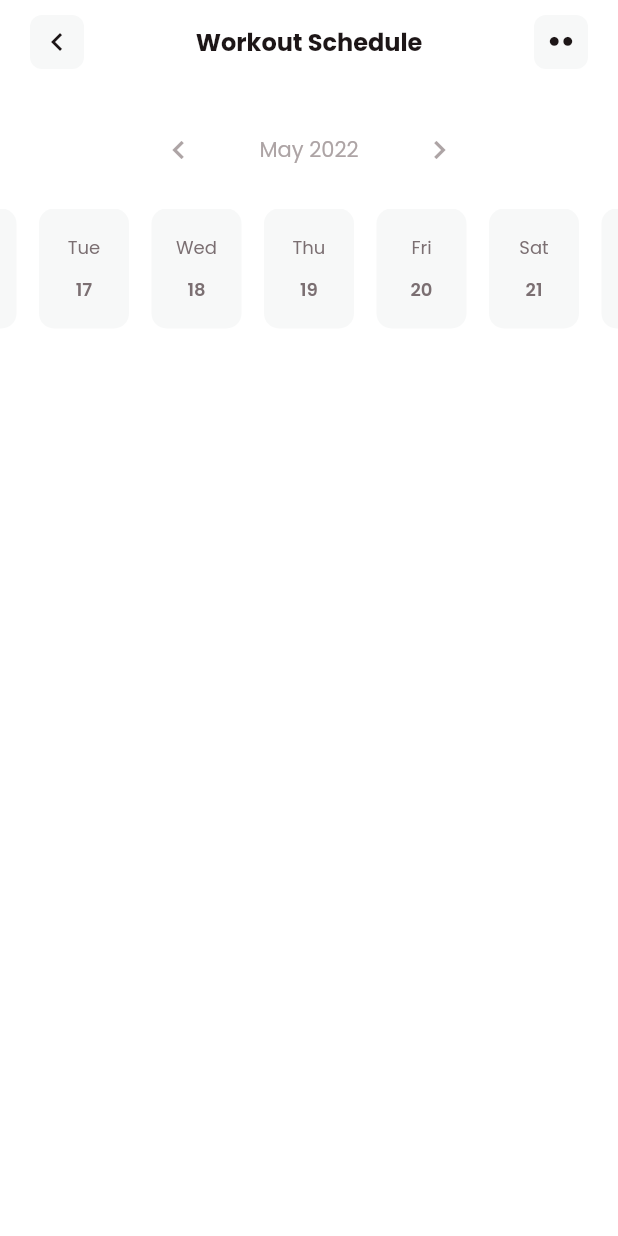
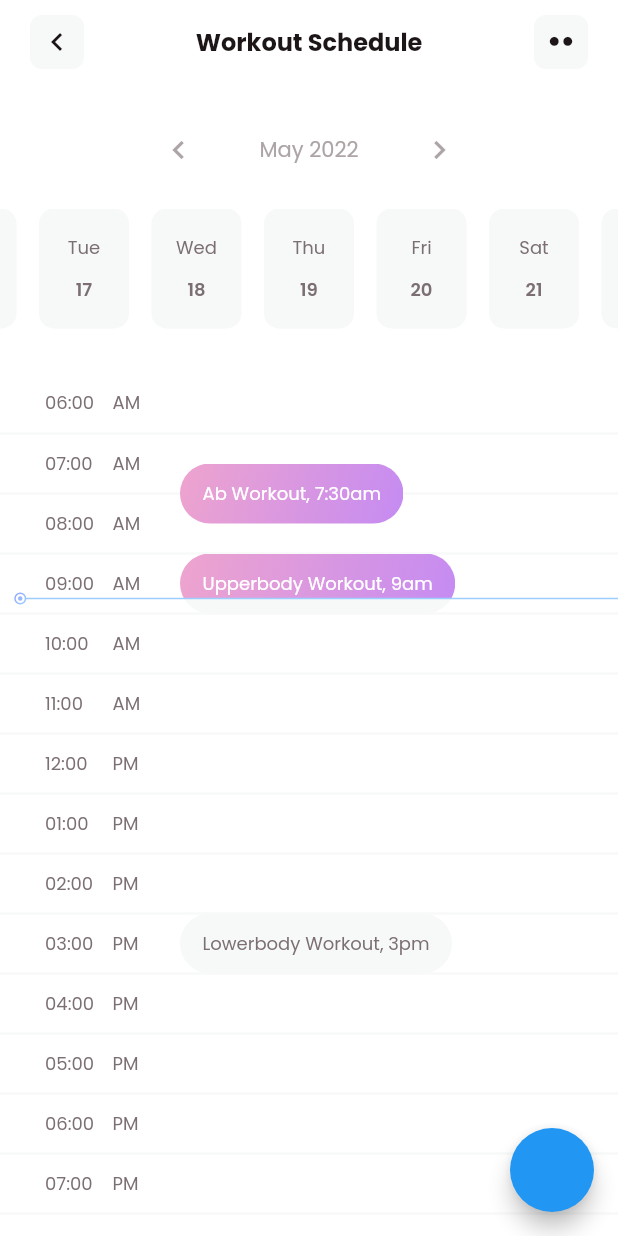
Before and after one commit to AyurM/FitnestX-Demo, a Flutter app: the WorkoutScheduleScreen screen opened directly, after a tap on the "chevron left" icon, on a phone screen of 412 x 824 dp. Run offline on Flutter 3.47's test engine with Material 2 defaults, Android fonts, the phone set to English and light mode, and no system bars; our stand-ins replace flutter_bloc, get_it, google_fonts.

Commit message:
Added WorkoutScheduleList widget

```diff
--- /dev/null
+++ b/lib/data/model/schedule_item_content.dart
@@ -0,0 +1,9 @@
+class ScheduleItemContent {
+  final String title;
+  final DateTime date;
+
+  const ScheduleItemContent({
+    required this.title,
+    required this.date,
+  });
+}
--- a/lib/res/views/simple_app_scaffold.dart
+++ b/lib/res/views/simple_app_scaffold.dart
@@ -4,6 +4,7 @@ import 'package:flutter/material.dart';
 class SimpleAppScaffold extends StatelessWidget {
   final String title;
   final Widget body;
+  final Widget? floatingActionButton;
   final IconData? leadingIcon;
   final void Function()? onBackPressed;
   final void Function()? onMorePressed;
@@ -13,6 +14,7 @@ class SimpleAppScaffold extends StatelessWidget {
       required this.title,
       required this.body,
       this.leadingIcon,
+      this.floatingActionButton,
       this.onBackPressed,
       this.onMorePressed})
       : super(key: key);
@@ -27,6 +29,7 @@ class SimpleAppScaffold extends StatelessWidget {
           onBackPressed: onBackPressed,
           onMorePressed: onMorePressed),
       body: body,
+      floatingActionButton: floatingActionButton,
     );
   }
 }
--- /dev/null
+++ b/lib/res/views/workout_schedule/workout_schedule_item.dart
@@ -0,0 +1,101 @@
+import 'package:fitnest_x/data/model/schedule_item_content.dart';
+import 'package:fitnest_x/res/colors/app_colors.dart';
+import 'package:flutter/material.dart';
+import 'package:intl/intl.dart';
+
+const _kPadding = EdgeInsets.symmetric(horizontal: 15);
+
+class WorkoutScheduleItem extends StatelessWidget {
+  static const height = 40.0;
+  static final DateFormat _timeFormat = DateFormat('h:mma');
+
+  final double completion;
+  final ScheduleItemContent data;
+
+  const WorkoutScheduleItem(
+      {Key? key, required this.data, required this.completion})
+      : super(key: key);
+
+  @override
+  Widget build(BuildContext context) {
+    final adjustedCompletionPercent = completion.clamp(0.0, 1.0);
+    final formattedTime =
+        _timeFormat.format(data.date).toLowerCase().replaceFirst(':00', '');
+    final text = '${data.title}, $formattedTime';
+
+    return SizedBox(
+      height: height,
+      width: double.maxFinite,
+      child: Stack(
+        children: [
+          _WorkoutChip.top(heightFactor: adjustedCompletionPercent, text: text),
+          _WorkoutChip.bottom(
+              heightFactor: 1 - adjustedCompletionPercent, text: text),
+        ],
+      ),
+    );
+  }
+}
+
+class _WorkoutChip extends StatelessWidget {
+  final String text;
+  final double heightFactor;
+
+  final Color? backgroundColor;
+  final Gradient? gradient;
+  final AlignmentGeometry alignment;
+  final Color textColor;
+  final double? top;
+  final double? bottom;
+
+  const _WorkoutChip.top(
+      {Key? key, required this.text, required this.heightFactor})
+      : backgroundColor = null,
+        gradient = AppColors.purpleGradient,
+        alignment = Alignment.topCenter,
+        textColor = AppColors.white,
+        top = 0,
+        bottom = null,
+        super(key: key);
+
+  const _WorkoutChip.bottom(
+      {Key? key, required this.text, required this.heightFactor})
+      : backgroundColor = AppColors.borderColor,
+        gradient = null,
+        alignment = Alignment.bottomCenter,
+        textColor = AppColors.gray1,
+        top = null,
+        bottom = 0,
+        super(key: key);
+
+  @override
+  Widget build(BuildContext context) {
+    return Positioned(
+      bottom: bottom,
+      top: top,
+      child: IntrinsicWidth(
+        child: ClipRect(
+          child: Align(
+            alignment: alignment,
+            heightFactor: heightFactor,
+            child: Container(
+              alignment: Alignment.center,
+              padding: _kPadding,
+              height: WorkoutScheduleItem.height,
+              decoration: BoxDecoration(
+                  borderRadius:
+                      BorderRadius.circular(WorkoutScheduleItem.height / 2),
+                  color: backgroundColor,
+                  gradient: gradient),
+              child: Text(text,
+                  style: Theme.of(context)
+                      .textTheme
+                      .subtitle1
+                      ?.copyWith(color: textColor)),
+            ),
+          ),
+        ),
+      ),
+    );
+  }
+}
--- /dev/null
+++ b/lib/res/views/workout_schedule/workout_schedule_list.dart
@@ -0,0 +1,156 @@
+import 'package:fitnest_x/data/model/schedule_item_content.dart';
+import 'package:fitnest_x/res/colors/app_colors.dart';
+import 'package:fitnest_x/res/theme/constants.dart';
+import 'package:fitnest_x/res/views/workout_schedule/workout_schedule_item.dart';
+import 'package:fitnest_x/res/views/workout_schedule/workout_schedule_time_line.dart';
+import 'package:fitnest_x/utils/data_mock_utils.dart';
+import 'package:fitnest_x/utils/time_of_day_utils.dart';
+import 'package:flutter/material.dart';
+
+const _kHourHeight = 40.0;
+const _kHourItemPadding = EdgeInsets.only(left: 30);
+const _kBorderWidth = 0.8;
+const _kTimeTextWidth = 42.0;
+const _kScheduleItemLeftPosition = 120.0;
+const _kStartTime = TimeOfDay(hour: 6, minute: 0);
+const _kEndTime = TimeOfDay(hour: 20, minute: 0);
+
+class WorkoutScheduleList extends StatefulWidget {
+  final DateTime date;
+
+  const WorkoutScheduleList({Key? key, required this.date}) : super(key: key);
+
+  @override
+  State<WorkoutScheduleList> createState() => _WorkoutScheduleListState();
+}
+
+class _WorkoutScheduleListState extends State<WorkoutScheduleList> {
+  @override
+  Widget build(BuildContext context) {
+    final timeLinePosition = _calcTimePosition(DateTime(2022, 6, 19, 9, 45));
+    final items = DataMockUtils.getMockScheduleItems();
+
+    return Stack(
+      children: [
+        _buildTimeGrid(),
+        ..._buildScheduleItems(items, timeLinePosition),
+        if (timeLinePosition != null)
+          Positioned(
+              top: timeLinePosition - WorkoutScheduleTimeLine.dotRadius,
+              left: 0,
+              right: 0,
+              child: const WorkoutScheduleTimeLine()),
+      ],
+    );
+  }
+
+  Widget _buildTimeGrid() => Column(
+        children: [
+          for (int i = 0; i <= _kEndTime.hour - _kStartTime.hour; i++)
+            _HourItem(
+              time: TimeOfDay(hour: _kStartTime.hour + i, minute: 0),
+            )
+        ],
+      );
+
+  List<Widget> _buildScheduleItems(
+      List<ScheduleItemContent> items, double? timelinePosition) {
+    final result = <Widget>[];
+
+    for (int i = 0; i < items.length; i++) {
+      final topPosition = _calcTimePosition(items[i].date);
+      if (topPosition != null) {
+        result.add(Positioned(
+            top: topPosition,
+            left: _kScheduleItemLeftPosition,
+            child: WorkoutScheduleItem(
+                data: items[i],
+                completion: _calcScheduleItemCompletionPercent(
+                    topPosition, timelinePosition))));
+      }
+    }
+
+    return result;
+  }
+
+  double _calcScheduleItemCompletionPercent(
+      double itemPosition, double? timelinePosition) {
+    if (timelinePosition == null) {
+      return 0.0;
+    }
+
+    if (timelinePosition > itemPosition + WorkoutScheduleItem.height) {
+      return 1.0;
+    }
+
+    return (timelinePosition - itemPosition) / WorkoutScheduleItem.height;
+  }
+
+  double? _calcTimePosition(DateTime dateTime) {
+    final now = TimeOfDay.fromDateTime(dateTime);
+    if (now < _kStartTime || now > _kEndTime) {
+      return null;
+    }
+
+    final totalListHeight =
+        (_kEndTime.hour - _kStartTime.hour + 1) * _kHourHeight;
+
+    final totalDuration =
+        Duration(hours: _kEndTime.hour - _kStartTime.hour + 1);
+    final elapsedDuration = Duration(
+        hours: now.hour - _kStartTime.hour,
+        minutes: now.minute - _kStartTime.minute);
+    return (elapsedDuration.inSeconds / totalDuration.inSeconds) *
+        totalListHeight;
+  }
+}
+
+class _HourItem extends StatelessWidget {
+  final TimeOfDay time;
+  const _HourItem({Key? key, required this.time}) : super(key: key);
+
+  @override
+  Widget build(BuildContext context) {
+    final textStyle = Theme.of(context).textTheme.subtitle1;
+
+    return Container(
+      height: _kHourHeight,
+      width: double.infinity,
+      alignment: Alignment.centerLeft,
+      decoration: BoxDecoration(
+          border: Border(
+              top: time == _kStartTime
+                  ? BorderSide.none
+                  : const _HourBorderSide(),
+              bottom: time == _kEndTime
+                  ? BorderSide.none
+                  : const _HourBorderSide())),
+      child: Padding(
+        padding: _kHourItemPadding,
+        child: Row(
+          children: [
+            SizedBox(
+              width: _kTimeTextWidth,
+              child: Text(_getFormattedTime(), style: textStyle),
+            ),
+            AppWhiteSpace.value3.horizontal,
+            Text(time.period.name.toUpperCase(), style: textStyle)
+          ],
+        ),
+      ),
+    );
+  }
+
+  String _getFormattedTime() {
+    final hourString =
+        '${time.hourOfPeriod < 10 ? '0' : ''}${time.hourOfPeriod}';
+    final minuteString = '${time.minute < 10 ? '0' : ''}${time.minute}';
+
+    return '$hourString:$minuteString';
+  }
+}
+
+class _HourBorderSide extends BorderSide {
+  const _HourBorderSide()
+      : super(color: AppColors.borderColor, width: _kBorderWidth);
+}
--- /dev/null
+++ b/lib/res/views/workout_schedule/workout_schedule_time_line.dart
@@ -0,0 +1,48 @@
+import 'dart:ui' as ui;
+
+import 'package:fitnest_x/res/colors/app_colors.dart';
+import 'package:flutter/material.dart';
+
+const _kLineWidth = 1.0;
+const _kSmallRadius = 1.5;
+const _kLeftSpacing = 10.0;
+
+class WorkoutScheduleTimeLine extends StatelessWidget {
+  static const dotRadius = 3.5;
+
+  const WorkoutScheduleTimeLine({Key? key}) : super(key: key);
+
+  @override
+  Widget build(BuildContext context) => CustomPaint(
+      painter: _TimeLinePainter(), size: const Size.fromHeight(dotRadius * 2));
+}
+
+class _TimeLinePainter extends CustomPainter {
+  @override
+  void paint(Canvas canvas, Size size) {
+    final Paint circlePaint = Paint()
+      ..shader = ui.Gradient.linear(
+          const Offset(_kLeftSpacing, 0),
+          Offset(_kLeftSpacing + WorkoutScheduleTimeLine.dotRadius * 2,
+              size.height),
+          [AppColors.blue, AppColors.blue2]);
+
+    final circleCenter = Offset(
+        _kLeftSpacing + WorkoutScheduleTimeLine.dotRadius, size.height / 2);
+    canvas.drawCircle(circleCenter, _kSmallRadius, circlePaint);
+
+    circlePaint.style = ui.PaintingStyle.stroke;
+    circlePaint.strokeWidth = _kLineWidth;
+
+    canvas.drawCircle(
+        circleCenter, WorkoutScheduleTimeLine.dotRadius, circlePaint);
+    canvas.drawLine(
+        Offset(_kLeftSpacing + WorkoutScheduleTimeLine.dotRadius * 2,
+            size.height / 2),
+        Offset(size.width, size.height / 2),
+        circlePaint);
+  }
+
+  @override
+  bool shouldRepaint(covariant CustomPainter oldDelegate) => false;
+}
--- a/lib/screens/workout_schedule/workout_schedule_screen.dart
+++ b/lib/screens/workout_schedule/workout_schedule_screen.dart
@@ -1,6 +1,7 @@
 import 'package:fitnest_x/res/theme/constants.dart';
 import 'package:fitnest_x/res/views/simple_app_scaffold.dart';
 import 'package:fitnest_x/res/views/workout_schedule/workout_schedule_date_picker.dart';
+import 'package:fitnest_x/res/views/workout_schedule/workout_schedule_list.dart';
 import 'package:flutter/material.dart';
 
 const _titleText = 'Workout Schedule';
@@ -22,7 +23,12 @@ class WorkoutScheduleScreen extends StatelessWidget {
               screenWidth: MediaQuery.of(context).size.width,
             ),
             AppWhiteSpace.value30.vertical,
+            WorkoutScheduleList(date: DateTime.now()),
+            AppWhiteSpace.value30.vertical,
           ],
-        )));
+        )),
+        floatingActionButton: FloatingActionButton(
+          onPressed: () {},
+        ));
   }
 }
--- a/lib/utils/data_mock_utils.dart
+++ b/lib/utils/data_mock_utils.dart
@@ -8,6 +8,7 @@ import 'package:fitnest_x/data/model/latest_workout_content.dart';
 import 'package:fitnest_x/data/model/menu_item_data.dart';
 import 'package:fitnest_x/data/model/notification_content.dart';
 import 'package:fitnest_x/data/model/profile.dart';
+import 'package:fitnest_x/data/model/schedule_item_content.dart';
 import 'package:fitnest_x/data/model/today_target_item_content.dart';
 import 'package:fitnest_x/data/model/upcoming_workout_content.dart';
 import 'package:fitnest_x/data/model/water_intake_update.dart';
@@ -385,4 +386,19 @@ class DataMockUtils {
           completed: max(_random.nextDouble(), _kMinLatestWorkoutProgress))
     ];
   }
+
+  static List<ScheduleItemContent> getMockScheduleItems() {
+    final now = DateTime.now();
+    return [
+      ScheduleItemContent(
+          title: 'Ab Workout',
+          date: DateTime(now.year, now.month, now.day, 7, 30)),
+      ScheduleItemContent(
+          title: 'Upperbody Workout',
+          date: DateTime(now.year, now.month, now.day, 9)),
+      ScheduleItemContent(
+          title: 'Lowerbody Workout',
+          date: DateTime(now.year, now.month, now.day, 15)),
+    ];
+  }
 }
--- /dev/null
+++ b/lib/utils/time_of_day_utils.dart
@@ -0,0 +1,23 @@
+import 'package:flutter/material.dart';
+
+extension TimeOfDayExtension on TimeOfDay {
+  bool operator <(TimeOfDay other) {
+    if (hour < other.hour) {
+      return true;
+    }
+    if (hour == other.hour) {
+      return minute < other.minute;
+    }
+    return false;
+  }
+
+  bool operator >(TimeOfDay other) {
+    if (hour > other.hour) {
+      return true;
+    }
+    if (hour == other.hour) {
+      return minute > other.minute;
+    }
+    return false;
+  }
+}
```
